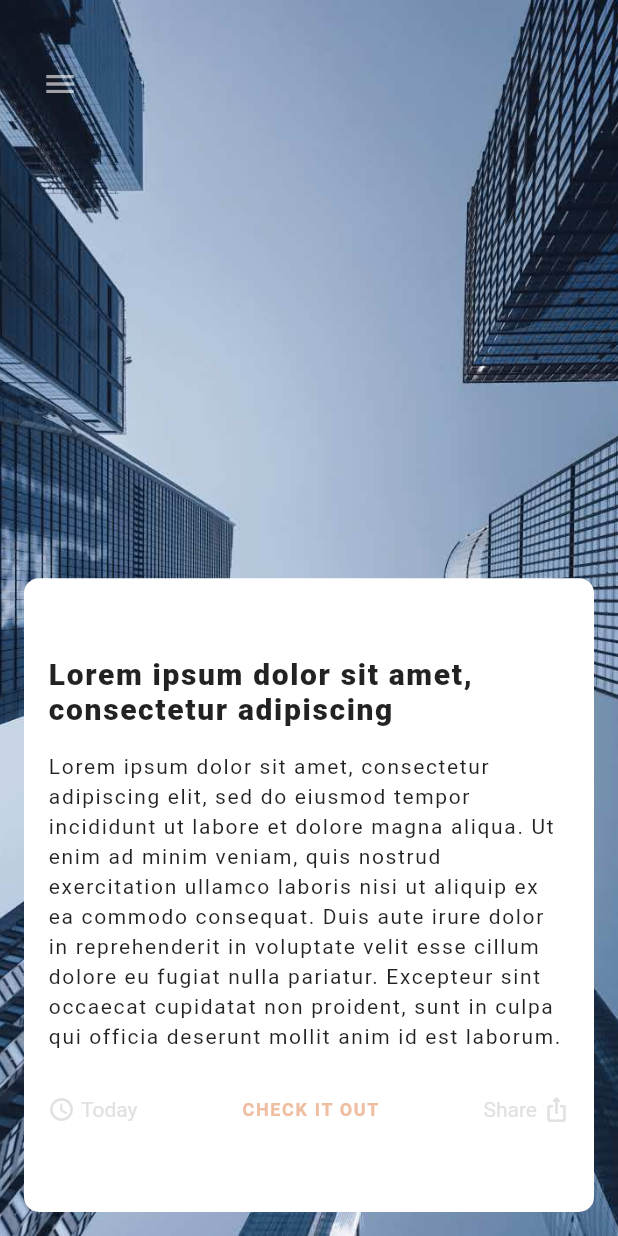
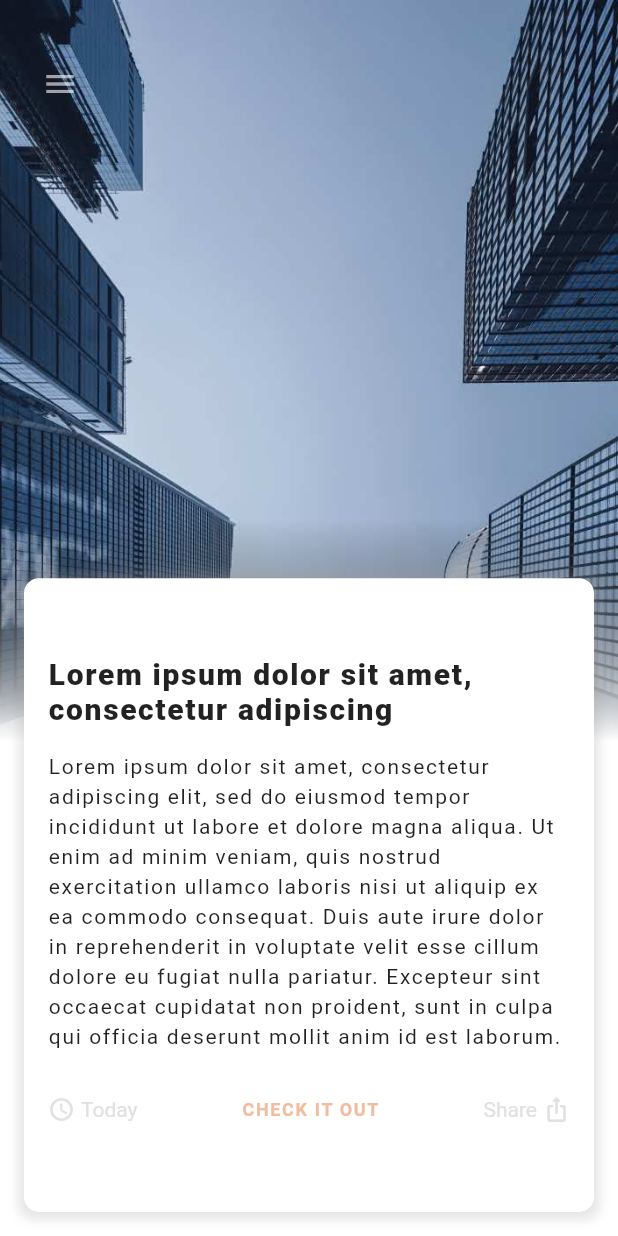
Before and after one commit to i-am-milap/volv_demo, a Flutter app: the Home screen opened directly, on a phone screen of 412 x 824 dp. Run offline on Flutter 3.47's test engine with Material 2 defaults, Android fonts, the phone set to English and light mode, and no system bars; our stand-ins replace flutter_svg, google_sign_in.

Commit message:
article image change and gradient on home page added

```diff
--- a/lib/images/images.dart
+++ b/lib/images/images.dart
@@ -8,5 +8,10 @@ class Images {
   static const intro2 = "assets/images/intro-slider/intro2.png";
   static const intro3 = "assets/images/intro-slider/intro3.png";
 
+  static const homePlaceholder = "assets/images/home-placeholder.jpg";
   static const homeBg = "assets/images/home-bg.jpg";
+  static const homeBg1 = "assets/images/home-bg1.jpg";
+  static const homeBg2 = "assets/images/home-bg2.jpg";
+  static const homeBg3 = "assets/images/home-bg3.jpg";
+  static const homeBg4 = "assets/images/home-bg4.jpg";
 }
--- a/lib/pagees/home.dart
+++ b/lib/pagees/home.dart
@@ -2,8 +2,35 @@ import 'package:flutter/material.dart';
 import 'package:volv_demo/images/images.dart';
 import 'package:volv_demo/theme/appColors.dart';
 
-class Home extends StatelessWidget {
-  const Home({Key? key}) : super(key: key);
+class Home extends StatefulWidget {
+  @override
+  _HomeState createState() => _HomeState();
+}
+
+class _HomeState extends State<Home> {
+  final List _postImages = [
+    Images.homeBg,
+    Images.homeBg1,
+    Images.homeBg2,
+    Images.homeBg3,
+    Images.homeBg4,
+  ];
+
+  late AssetImage _postImage;
+
+  @override
+  void initState() {
+    super.initState();
+    _postImage = AssetImage(_postImages[0]);
+  }
+
+  changePostImage(int index) {
+    setState(() {
+      _postImage = AssetImage(
+        _postImages[index],
+      );
+    });
+  }
 
   @override
   Widget build(BuildContext context) {
@@ -12,17 +39,32 @@ class Home extends StatelessWidget {
       body: Stack(
         fit: StackFit.passthrough,
         children: [
-          Container(
+          FadeInImage(
             height: MediaQuery.of(context).size.height,
-            padding: const EdgeInsets.symmetric(horizontal: 24.0),
+            fit: BoxFit.cover,
+            image: _postImage,
+            placeholder: AssetImage(Images.homePlaceholder),
+            fadeOutDuration: new Duration(milliseconds: 150),
+            fadeOutCurve: Curves.decelerate,
+            alignment: Alignment.center,
+            repeat: ImageRepeat.noRepeat,
+          ),
+          Positioned(
+            child: Container(
+              height: MediaQuery.of(context).size.height,
               decoration: BoxDecoration(
-              image: DecorationImage(
-                image: AssetImage(Images.homeBg),
-                fit: BoxFit.cover,
+                gradient: LinearGradient(
+                  begin: Alignment.topCenter,
+                  end: Alignment.bottomCenter,
+                  colors: [
+                    Colors.transparent,
+                    Colors.white,
+                    Colors.white,
+                    Colors.white,
+                  ],
+                  stops: [0.42, 0.6, 0.7, 1.0],
                 ),
               ),
-            child: Center(
-              child: Text("hello"),
             ),
           ),
           Positioned(
@@ -51,8 +93,23 @@ class Home extends StatelessWidget {
               decoration: BoxDecoration(
                 color: AppColors.white,
                 borderRadius: BorderRadius.circular(10.0),
+                boxShadow: [
+                  BoxShadow(
+                    color: Colors.grey.withOpacity(0.26),
+                    spreadRadius: 4,
+                    blurRadius: 5,
+                    offset: Offset(0, 1),
                   ),
-              child: Column(
+                ],
+              ),
+              child: PageView.builder(
+                itemCount: 5,
+                scrollDirection: Axis.vertical,
+                onPageChanged: (int index) {
+                  this.changePostImage(index);
+                },
+                itemBuilder: (BuildContext context, int index) {
+                  return Column(
                     mainAxisAlignment: MainAxisAlignment.center,
                     children: [
                       Text(
@@ -133,6 +190,8 @@ class Home extends StatelessWidget {
                         ],
                       ),
                     ],
+                  );
+                },
               ),
             ),
           ),
--- a/pubspec.yaml
+++ b/pubspec.yaml
@@ -26,6 +26,7 @@ dependencies:
   flutter_svg: ^0.22.0
   google_sign_in: ^5.0.7
   firebase_auth: ^3.1.0
+  transparent_image: ^2.0.0
 
   # The following adds the Cupertino Icons font to your application.
   # Use with the CupertinoIcons class for iOS style icons.
```
Also changed, not shown: assets/images/home-bg2.jpg (added), assets/images/home-bg3.jpg (added), assets/images/home-bg4.jpg (added), assets/images/home-placeholder.jpg (added), pubspec.lock. Lines whose indentation alone changed are shown as unchanged.
